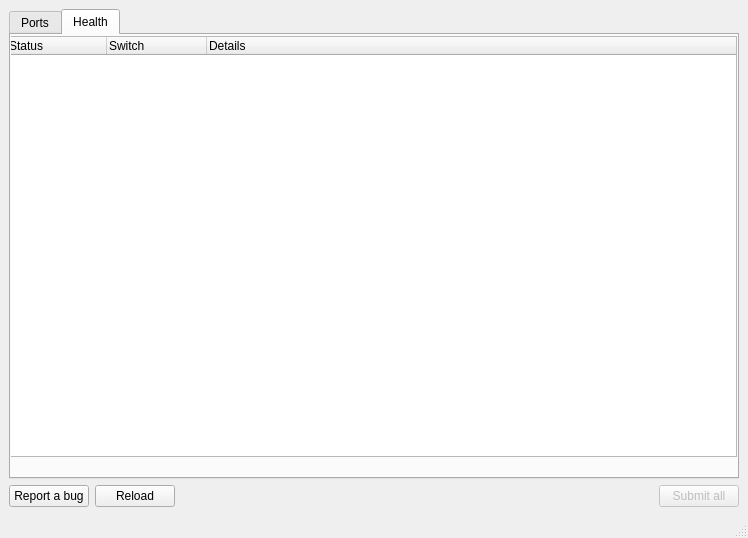
Old version of the form NewGui.ui in the repository germandutchwindtunnels/nettools.
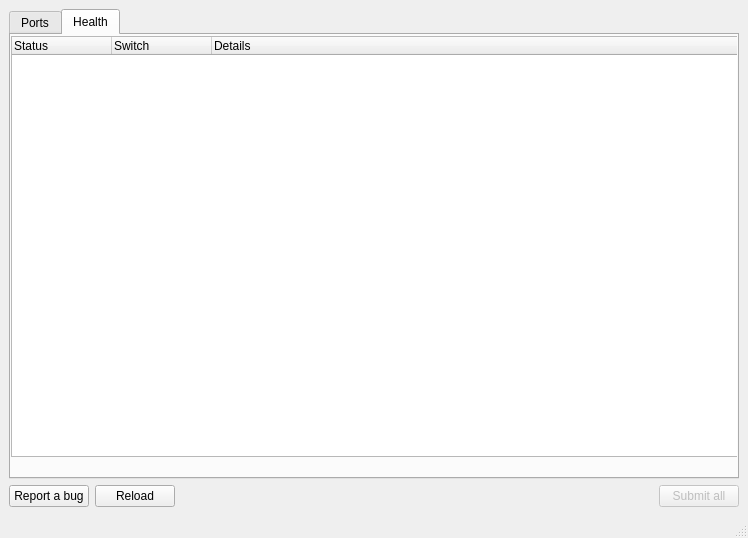
New version of the form.

Diff of the .ui file:
```diff
--- a/NewGui.ui
+++ b/NewGui.ui
@@ -78,7 +78,7 @@
        <widget class="QTreeWidget" name="Health">
         <property name="geometry">
          <rect>
-          <x>-5</x>
+          <x>0</x>
           <y>1</y>
           <width>731</width>
           <height>421</height>
```
